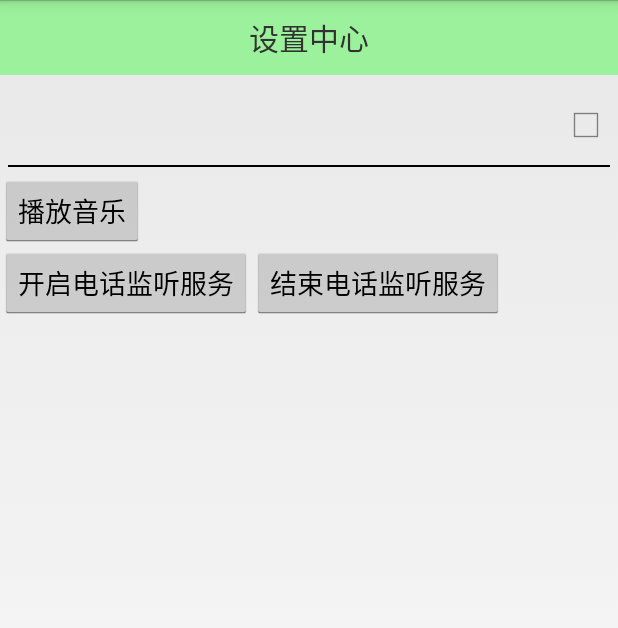
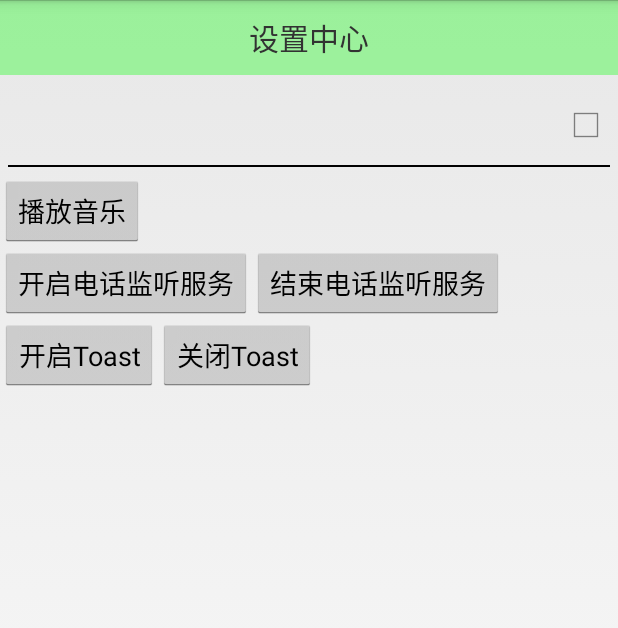
Before and after one commit to linson0116/phonesafe, an Android app: the SettingActivity screen opened directly, with no data from a screen before it, on a phone screen of 412 x 824 dp. Shown: the top 628 px of the screen. Run offline under Robolectric (Android 15) with nearby library versions, the phone set to English and light mode, and no system bars.

Commit message:
20160926 2212

```diff
--- a/app/src/main/AndroidManifest.xml
+++ b/app/src/main/AndroidManifest.xml
@@ -5,7 +5,9 @@
     <uses-permission android:name="android.permission.RECEIVE_BOOT_COMPLETED" />
     <uses-permission android:name="android.permission.READ_CONTACTS" />
     <uses-permission android:name="android.permission.RECEIVE_SMS" />
-    <uses-permission android:name="android.permission.READ_PHONE_STATE"></uses-permission>
+    <uses-permission android:name="android.permission.READ_PHONE_STATE"/>
+    <!-- 在窗体上挂在view的权限 -->
+    <uses-permission android:name="android.permission.SYSTEM_ALERT_WINDOW"/>
 
     <application
         android:allowBackup="true"
--- a/app/src/main/res/layout/activity_setting.xml
+++ b/app/src/main/res/layout/activity_setting.xml
@@ -46,4 +46,21 @@
             android:layout_width="wrap_content"
             android:layout_height="wrap_content" />
     </LinearLayout>
+
+    <LinearLayout
+        android:orientation="horizontal"
+        android:layout_width="wrap_content"
+        android:layout_height="wrap_content">
+        <Button
+            android:text="开启Toast"
+            android:onClick="openToast"
+            android:layout_width="wrap_content"
+            android:layout_height="wrap_content" />
+        <Button
+            android:text="关闭Toast"
+            android:onClick="closeToast"
+            android:layout_width="wrap_content"
+            android:layout_height="wrap_content" />
+    </LinearLayout>
+
 </LinearLayout>
```
Also changed, not shown: app/src/main/java/com/linson/phonesafe/activity/SettingActivity.java (+37 -0 lines), app/src/main/java/com/linson/phonesafe/service/PhoneStatusService.java (+22 -0 lines), app/src/main/res/layout/toast_phone.xml (added, +12 -0 lines).
